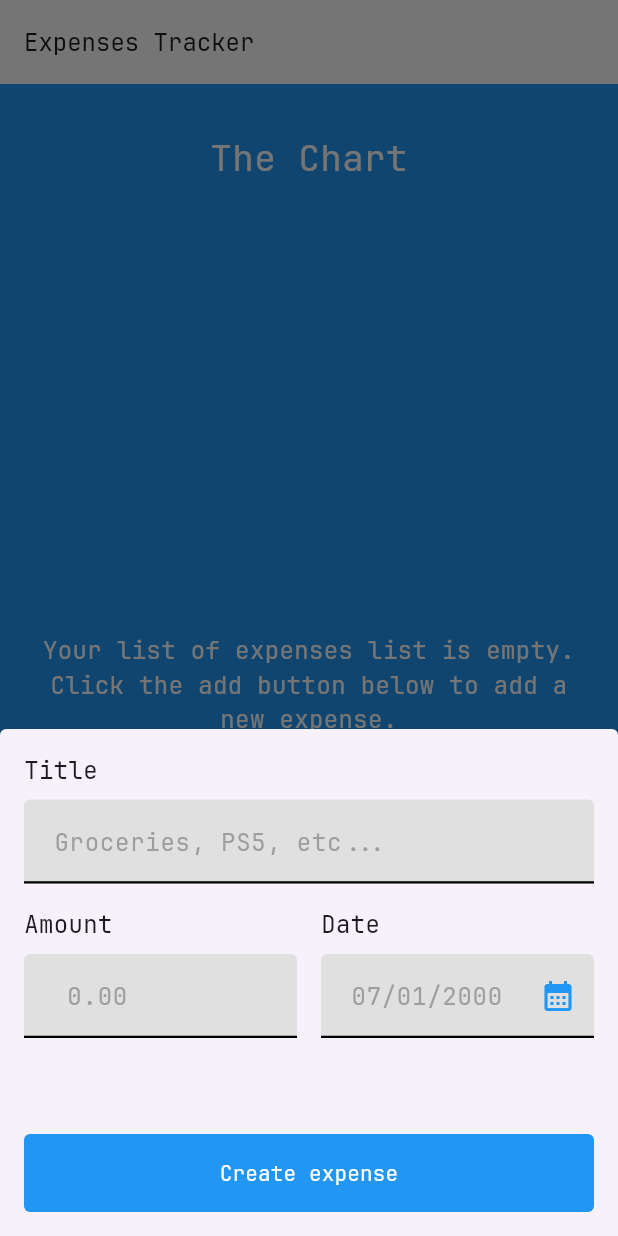
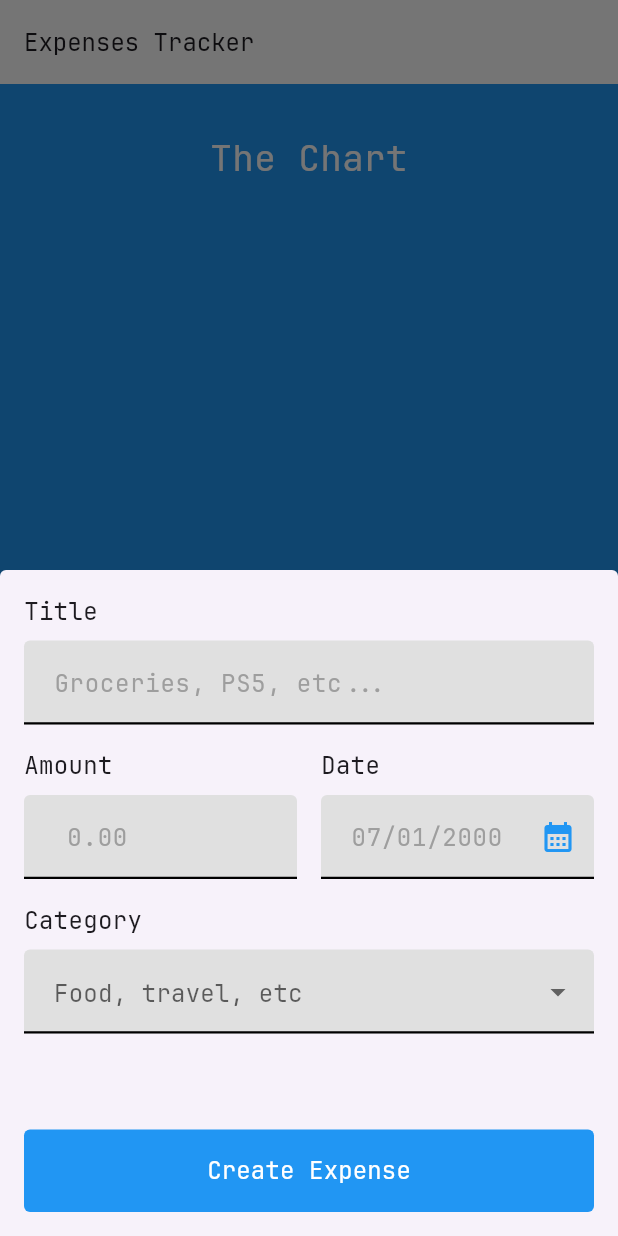
Before and after one commit to TNury/flutter_expenses_app, a Flutter app: the screen it shows after launch, after a tap on the "add" icon, on a phone screen of 412 x 824 dp. Run offline on Flutter 3.47's test engine with Material 2 defaults, Android fonts, the phone set to English and light mode, and no system bars.

Commit message:
feat: Implement category selection on expense creation

```diff
--- a/lib/widgets/ui/modals/expense_creation_modal.dart
+++ b/lib/widgets/ui/modals/expense_creation_modal.dart
@@ -4,6 +4,7 @@ import 'package:flutter/material.dart';
 import 'package:flutter_expenses_tracker/models/expense.dart';
 import 'package:flutter_expenses_tracker/widgets/ui/generic/input.dart';
 import 'package:flutter_expenses_tracker/widgets/ui/generic/date_input.dart';
+import 'package:flutter_expenses_tracker/widgets/ui/specialized/category_selector/category_selector.dart';
 
 class ExpenseCreationModal extends StatefulWidget {
   const ExpenseCreationModal({
@@ -22,10 +23,9 @@ class _ExpenseCreationModalState extends State<ExpenseCreationModal> {
   final _formValues = {
     "title": "",
     "amount": 0,
-    "category": Category.food,
+    "category": null,
     "date": null
   };
-  String? _dateError;
 
   void _updateField(String fieldToUpdate, value) {
     setState(() {
@@ -33,23 +33,7 @@ class _ExpenseCreationModalState extends State<ExpenseCreationModal> {
     });
   }
 
-  void _updateDate(DateTime date) {
-    setState(() {
-      _formValues['date'] = date;
-
-      if (_dateError != null) {
-        _dateError = null;
-      }
-    });
-  }
-
   void _submitForm() {
-    if (_formValues['date'] == null) {
-      setState(() {
-        _dateError = 'Please insert a date.';
-      });
-    }
-
     if (_formKey.currentState!.validate()) {
       _formKey.currentState!.save();
       Expense expense = Expense(
@@ -67,7 +51,8 @@ class _ExpenseCreationModalState extends State<ExpenseCreationModal> {
 
   @override
   Widget build(BuildContext context) {
-    return Padding(
+    return SingleChildScrollView(
+      child: Padding(
         // This handle the positioning of the modal when the keyboard is visible
         padding: EdgeInsets.only(
           bottom: MediaQuery.of(context).viewInsets.bottom,
@@ -121,12 +106,14 @@ class _ExpenseCreationModalState extends State<ExpenseCreationModal> {
                     Expanded(
                       child: DateInput(
                         labelText: 'Date',
-                      onSaved: (value) {
-                        _updateField('date', value);
+                        onSaved: (dateValue) {
+                          if (dateValue != null) {
+                            _updateField('date', dateValue);
+                          }
                         },
-                      validator: (value) {
-                        if (value!.isEmpty) {
-                          return 'Please insert a date.';
+                        validator: (formattedValue) {
+                          if (formattedValue!.isEmpty) {
+                            return 'Please pick a date.';
                           }
 
                           return null;
@@ -135,6 +122,14 @@ class _ExpenseCreationModalState extends State<ExpenseCreationModal> {
                     ),
                   ],
                 ),
+                const SizedBox(height: 16),
+                CategorySelector(
+                  onSaved: (category) {
+                    if (category != null) {
+                      _updateField('category', category);
+                    }
+                  },
+                ),
                 const SizedBox(
                   height: 64,
                 ),
@@ -142,13 +137,17 @@ class _ExpenseCreationModalState extends State<ExpenseCreationModal> {
                   width: double.infinity,
                   child: FilledButton(
                     onPressed: _submitForm,
-                  child: const Text('Create expense'),
+                    child: const Text(
+                      'Create Expense',
+                      style: TextStyle(fontSize: 16),
+                    ),
                   ),
                 ),
               ],
             ),
           ),
         ),
+      ),
     );
   }
 }
```
Lines whose indentation alone changed are shown as unchanged.
